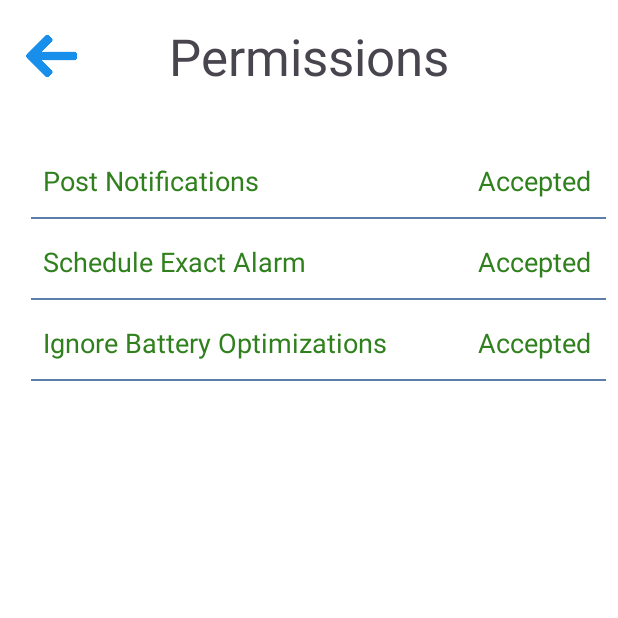
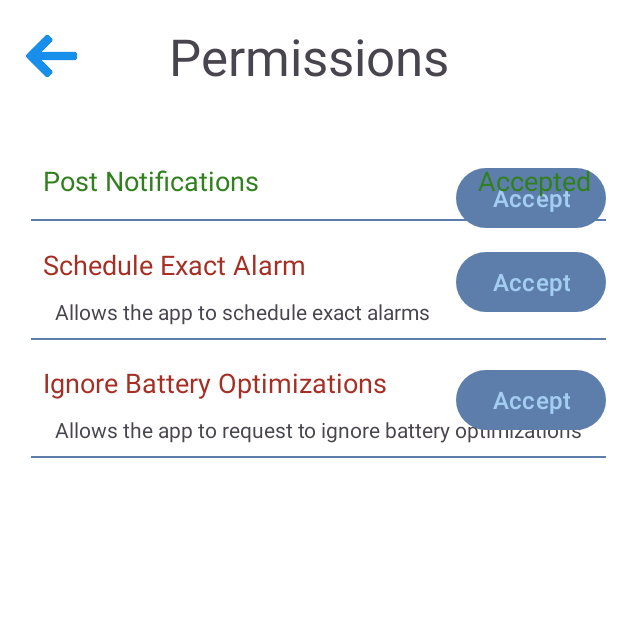
Before and after one commit to ChrisGalHur/TareApp, an Android app: the PreferenceActivity screen opened directly, with no data from a screen before it, after a tap on "Permissions", on a phone screen of 412 x 824 dp, the top half of it. Run offline under Robolectric (Android 15) with nearby library versions, the phone set to English and light mode, and no system bars.

Commit message:
permissions are updated correctly

```diff
--- a/app/src/main/java/com/chrisgalhur/tareapp/entity/Permission.java
+++ b/app/src/main/java/com/chrisgalhur/tareapp/entity/Permission.java
@@ -2,9 +2,11 @@ package com.chrisgalhur.tareapp.entity;
 
 public class Permission {
 
-    String name;
-    String description;
-    String realName;
+    private String name;
+    private String description;
+    private String realName;
+    private boolean isGranted;
+
 
     public Permission(String name, String description, String realName) {
         this.name = name;
@@ -23,4 +25,12 @@ public class Permission {
     public String getRealName() {
         return realName;
     }
+
+    public boolean isGranted() {
+        return isGranted;
+    }
+
+    public void setGranted(boolean isGranted) {
+        this.isGranted = isGranted;
+    }
 }
--- a/app/src/main/java/com/chrisgalhur/tareapp/presenter/PermissionPresenterImpl.java
+++ b/app/src/main/java/com/chrisgalhur/tareapp/presenter/PermissionPresenterImpl.java
@@ -1,13 +1,32 @@
 package com.chrisgalhur.tareapp.presenter;
 
+import android.content.Context;
+
+import com.chrisgalhur.tareapp.entity.Permission;
 import com.chrisgalhur.tareapp.presenter.interf.PermissionPresenter;
+import com.chrisgalhur.tareapp.util.PermissionHelper;
 import com.chrisgalhur.tareapp.view.PermissionView;
+
+import java.util.List;
 
 public class PermissionPresenterImpl implements PermissionPresenter {
 
     private PermissionView view;
+    private PermissionHelper permissionHelper;
+    private List<Permission> permissions;
 
-    public PermissionPresenterImpl(PermissionView view) {
+    public PermissionPresenterImpl(PermissionView view, Context context, List<Permission> permissions) {
         this.view = view;
+        this.permissionHelper = new PermissionHelper(context);
+        this.permissions = permissions;
+    }
+
+    @Override
+    public void updatePermissionsStatus() {
+        for (Permission permission : permissions) {
+            boolean isGranted = permissionHelper.isPermissionGranted(permission.getRealName());
+            permission.setGranted(isGranted);
+        }
+        view.refreshPermissionsList();
     }
 }
--- a/app/src/main/java/com/chrisgalhur/tareapp/presenter/interf/PermissionPresenter.java
+++ b/app/src/main/java/com/chrisgalhur/tareapp/presenter/interf/PermissionPresenter.java
@@ -1,4 +1,5 @@
 package com.chrisgalhur.tareapp.presenter.interf;
 
 public interface PermissionPresenter {
+    void updatePermissionsStatus();
 }
--- a/app/src/main/java/com/chrisgalhur/tareapp/ui/activity/MainActivity.java
+++ b/app/src/main/java/com/chrisgalhur/tareapp/ui/activity/MainActivity.java
@@ -70,7 +70,7 @@ public class MainActivity extends BaseActivity implements MainView {
         });
 
         //ACTIVITY WORKING
-        startActivity(new Intent(MainActivity.this, PermissionActivity.class));
+        //startActivity(new Intent(MainActivity.this, PermissionActivity.class));
 
         // PERMISSIONS
         requestPermissionLauncher = registerForActivityResult(new ActivityResultContracts.RequestPermission(), isGranted -> {
--- a/app/src/main/java/com/chrisgalhur/tareapp/ui/activity/PermissionActivity.java
+++ b/app/src/main/java/com/chrisgalhur/tareapp/ui/activity/PermissionActivity.java
@@ -12,6 +12,7 @@ import androidx.recyclerview.widget.RecyclerView;
 
 import com.chrisgalhur.tareapp.R;
 import com.chrisgalhur.tareapp.entity.Permission;
+import com.chrisgalhur.tareapp.presenter.PermissionPresenterImpl;
 import com.chrisgalhur.tareapp.presenter.interf.PermissionPresenter;
 import com.chrisgalhur.tareapp.ui.adapter.PermissionAdapter;
 import com.chrisgalhur.tareapp.util.BaseActivity;
@@ -22,11 +23,12 @@ import java.util.List;
 
 public class PermissionActivity extends BaseActivity implements PermissionView {
 
-    private List<Permission> permissions;
+    private List<Permission> permissions = new ArrayList<>();
     private PermissionAdapter permissionAdapter;
     private PermissionPresenter presenter;
     private ImageView ivBack;
 
+    //region LIFE CYCLE
     @Override
     protected void onCreate(Bundle savedInstanceState) {
         super.onCreate(savedInstanceState);
@@ -38,7 +40,6 @@ public class PermissionActivity extends BaseActivity implements PermissionView {
             return insets;
         });
 
-        permissions = new ArrayList<>();
         permissions.add(new Permission(getString(R.string.permission_post_notifications), getString(R.string.permission_post_notifications_description), "android.permission.POST_NOTIFICATIONS"));
         permissions.add(new Permission(getString(R.string.permission_schedule_exact_alarm), getString(R.string.permission_schedule_exact_alarm_description), "android.permission.SCHEDULE_EXACT_ALARM"));
         permissions.add(new Permission(getString(R.string.permission_ignore_battery_optimizations), getString(R.string.permission_ignore_battery_optimizations_description), "android.permission.REQUEST_IGNORE_BATTERY_OPTIMIZATIONS"));
@@ -48,8 +49,21 @@ public class PermissionActivity extends BaseActivity implements PermissionView {
         permissionAdapter = new PermissionAdapter(permissions, this);
         recyclerViewPermissions.setAdapter(permissionAdapter);
 
+        presenter = new PermissionPresenterImpl(this, this, permissions);
+
         ivBack = findViewById(R.id.ivBackPermission);
 
         ivBack.setOnClickListener(v -> finish());
     }
+
+    @Override
+    protected void onResume() {
+        super.onResume();
+        presenter.updatePermissionsStatus();
+    }
+
+    @Override
+    public void refreshPermissionsList() {
+        permissionAdapter.notifyDataSetChanged();
+    }
 }
--- a/app/src/main/java/com/chrisgalhur/tareapp/ui/adapter/PermissionAdapter.java
+++ b/app/src/main/java/com/chrisgalhur/tareapp/ui/adapter/PermissionAdapter.java
@@ -2,6 +2,8 @@ package com.chrisgalhur.tareapp.ui.adapter;
 
 import android.app.Activity;
 import android.content.Context;
+import android.os.Handler;
+import android.os.Looper;
 import android.view.LayoutInflater;
 import android.view.View;
 import android.view.ViewGroup;
@@ -28,6 +30,10 @@ public class PermissionAdapter extends RecyclerView.Adapter<PermissionAdapter.Pe
         this.permissions = permissions;
         this.context = context;
         permissionHelper = new PermissionHelper(context);
+
+        for (Permission permission : permissions) {
+            permission.setGranted(permissionHelper.isPermissionGranted(permission.getRealName()));
+        }
     }
 
     @NonNull
@@ -43,6 +49,8 @@ public class PermissionAdapter extends RecyclerView.Adapter<PermissionAdapter.Pe
         holder.tvPermissionName.setText(permission.getName());
 
         updatePermissionStatus(holder, permission);
+
+        holder.btnRequestPermission.setOnClickListener(v -> requestPermission(holder, permission));
     }
 
     @Override
@@ -65,7 +73,12 @@ public class PermissionAdapter extends RecyclerView.Adapter<PermissionAdapter.Pe
                 break;
         }
 
-        updatePermissionStatus(holder, permission);
+        // Update permission status after 1 second
+        new Handler(Looper.getMainLooper()).postDelayed(new Runnable() {
+            @Override public void run() {
+                updatePermissionStatus(holder, permission);
+            }
+        }, 1000); // 1 second
     }
 
     private void updatePermissionStatus(PermissionViewHolder holder, Permission permission) {
@@ -73,18 +86,14 @@ public class PermissionAdapter extends RecyclerView.Adapter<PermissionAdapter.Pe
             holder.tvPermissionName.setTextColor(ContextCompat.getColor(context, R.color.green_ok));
             holder.tvPermissionAccepted.setVisibility(View.VISIBLE);
             holder.tvPermissionDescription.setVisibility(View.GONE);
-            holder.btnRequestPermission.setVisibility(View.GONE);
         } else {
             holder.tvPermissionName.setTextColor(ContextCompat.getColor(context, R.color.red_no_ok));
             holder.tvPermissionAccepted.setVisibility(View.GONE);
             holder.tvPermissionDescription.setText(permission.getDescription());
             holder.btnRequestPermission.setVisibility(View.VISIBLE);
             holder.btnRequestPermission.setVisibility(View.VISIBLE);
-            holder.btnRequestPermission.setOnClickListener(v -> requestPermission(holder, permission));
         }
     }
-
-
 
     public static class PermissionViewHolder extends RecyclerView.ViewHolder {
         TextView tvPermissionName;
--- a/app/src/main/java/com/chrisgalhur/tareapp/util/PermissionHelper.java
+++ b/app/src/main/java/com/chrisgalhur/tareapp/util/PermissionHelper.java
@@ -1,12 +1,14 @@
 package com.chrisgalhur.tareapp.util;
 
 import android.app.Activity;
+import android.app.AlarmManager;
 import android.content.ActivityNotFoundException;
 import android.content.Context;
 import android.content.Intent;
 import android.content.pm.PackageManager;
 import android.net.Uri;
 import android.os.Build;
+import android.os.PowerManager;
 import android.provider.Settings;
 import android.widget.Toast;
 
@@ -23,13 +25,27 @@ public class PermissionHelper {
     }
 
     public boolean isPermissionGranted(String permission) {
-        return ContextCompat.checkSelfPermission(context, permission) == PackageManager.PERMISSION_GRANTED;
+        if (permission.equals("android.permission.SCHEDULE_EXACT_ALARM")) {
+            AlarmManager alarmManager = (AlarmManager) context.getSystemService(Context.ALARM_SERVICE);
+            if (Build.VERSION.SDK_INT >= Build.VERSION_CODES.S) {
+                return alarmManager.canScheduleExactAlarms();
+            } else {
+                return ContextCompat.checkSelfPermission(context, permission) == PackageManager.PERMISSION_GRANTED;
+            }
+        } else if (permission.equals("android.permission.REQUEST_IGNORE_BATTERY_OPTIMIZATIONS")) {
+            PowerManager powerManager = (PowerManager) context.getSystemService(Context.POWER_SERVICE);
+            if (powerManager != null) {
+                return powerManager.isIgnoringBatteryOptimizations(context.getPackageName());
+            }
+        } else {
+            return ContextCompat.checkSelfPermission(context, permission) == PackageManager.PERMISSION_GRANTED;
+        }
+        return false;
     }
 
     public void requestNotificationPermission(Activity activity) {
         try {
             Intent intent;
-
             if (Build.VERSION.SDK_INT >= Build.VERSION_CODES.O) {
                 intent = new Intent(Settings.ACTION_APP_NOTIFICATION_SETTINGS)
                         .putExtra(Settings.EXTRA_APP_PACKAGE, context.getPackageName());
@@ -51,8 +67,18 @@ public class PermissionHelper {
     }
 
     public void requestIgnoreBatteryOptimizationsPermission(Activity context) {
-        Intent intent = new Intent(Settings.ACTION_REQUEST_IGNORE_BATTERY_OPTIMIZATIONS);
-        intent.setData(Uri.parse("package:" + context.getPackageName()));
-        context.startActivity(intent);
+        if (Build.VERSION.SDK_INT >= Build.VERSION_CODES.M) {
+            try {
+                Intent intent = new Intent(Settings.ACTION_REQUEST_IGNORE_BATTERY_OPTIMIZATIONS);
+                intent.setData(Uri.parse("package:" + context.getPackageName()));
+                context.startActivity(intent);
+            } catch (ActivityNotFoundException e) {
+                // Fallback: Show a message to the user or log the error
+                Toast.makeText(context, "Esta acción no es compatible en este dispositivo.", Toast.LENGTH_LONG).show();
+            }
+        } else {
+            // Manejo para versiones de Android inferiores a Marshmallow
+            Toast.makeText(context, "La optimización de batería no aplica en versiones de Android inferiores a Marshmallow.", Toast.LENGTH_LONG).show();
+        }
     }
 }
--- a/app/src/main/java/com/chrisgalhur/tareapp/view/PermissionView.java
+++ b/app/src/main/java/com/chrisgalhur/tareapp/view/PermissionView.java
@@ -2,4 +2,5 @@ package com.chrisgalhur.tareapp.view;
 
 public interface PermissionView {
 
+    void refreshPermissionsList();
 }
--- a/app/src/main/res/layout/item_permission.xml
+++ b/app/src/main/res/layout/item_permission.xml
@@ -12,7 +12,7 @@
             android:layout_height="wrap_content"
             android:textSize="18sp"
             android:paddingBottom="4dp"
-            android:text="@string/ejemplo"
+            android:text="@string/example"
             app:layout_constraintTop_toTopOf="parent"
             app:layout_constraintStart_toStartOf="parent"
             android:layout_marginStart="8dp" />
@@ -22,7 +22,7 @@
             android:layout_width="0dp"
             android:layout_height="wrap_content"
             android:textSize="14sp"
-            android:text="Ejemplo"
+            android:text="@string/example"
             app:layout_constraintStart_toStartOf="parent"
             app:layout_constraintTop_toBottomOf="@+id/tvPermissionNamePermissionItem"
             android:layout_marginStart="16dp"
--- a/app/src/main/res/values/strings.xml
+++ b/app/src/main/res/values/strings.xml
@@ -3,59 +3,54 @@
     <string name="app_name">Tareapp</string>
 
     <!-- UI -->
-    <string name="textview">TextView</string>
-    <string name="skip">Skip</string>
-    <string name="lets_start">Let\'s Start!</string>
-    <string name="hello_blank_fragment">Hello blank fragment</string>
-    <string name="omitir">Omitir</string>
-    <string name="siguiente">Siguiente</string>
-    <string name="next">Next</string>
-    <string name="preferences">Preferences</string>
-    <string name="permissions">Permissions</string>
-    <string name="reminder">Reminder</string>
-    <string name="new_reminder">New Reminder</string>
     <string name="accept">Accept</string>
     <string name="accepted">Accepted</string>
     <string name="cancel">Cancel</string>
     <string name="date">Date</string>
+    <string name="description">Description</string>
+    <string name="example">Example</string>
+    <string name="hello_blank_fragment">Hello blank fragment</string>
+    <string name="lets_start">Let\'s Start!</string>
+    <string name="name">Name</string>
+    <string name="new_reminder">New Reminder</string>
+    <string name="next">Next</string>
+    <string name="permissions">Permissions</string>
+    <string name="preferences">Preferences</string>
+    <string name="reminder">Reminder</string>
+    <string name="select">Select</string>
+    <string name="skip">Skip</string>
     <string name="time">Time</string>
     <string name="today">Today</string>
-    <string name="select">Select</string>
-    <string name="description">Description</string>
-    <string name="name">Name</string>
 
     <!-- UI Errors -->
+    <string name="error_reminder_not_found">Reminder not found</string>
     <string name="error_time">Time is required</string>
-    <string name="error_reminder_not_found">Reminder not found</string>
 
     <!-- Java -->
-    <string name="extra_reminder_id">reminderId</string>
     <string name="delete">Delete</string>
     <string name="delete_reminder">Delete Reminder</string>
+    <string name="extra_reminder_id">reminderId</string>
+    <string name="success_reminder_deleted">Reminder Deleted</string>
+    <string name="success_reminder_saved">Reminder Saved</string>
+    <string name="success_reminder_updated">Reminder updated</string>
+    <string name="title_edit_reminder">Edit Reminder</string>
     <string name="title_new_reminder">New Reminder</string>
-    <string name="title_edit_reminder">Edit Reminder</string>
-    <string name="success_reminder_saved">Reminder Saved</string>
-    <string name="success_reminder_deleted">Reminder Deleted</string>
-    <string name="success_reminder_updated">Reminder updated</string>
         <!-- Permissions -->
+    <string name="permission_ignore_battery_optimizations">Ignore Battery Optimizations</string>
+    <string name="permission_ignore_battery_optimizations_description">Allows the app to request to ignore battery optimizations</string>
     <string name="permission_post_notifications">Post Notifications</string>
     <string name="permission_post_notifications_description">Allows the app to post notifications</string>
     <string name="permission_schedule_exact_alarm">Schedule Exact Alarm</string>
     <string name="permission_schedule_exact_alarm_description">Allows the app to schedule exact alarms</string>
-    <string name="permission_ignore_battery_optimizations">Ignore Battery Optimizations</string>
-    <string name="permission_ignore_battery_optimizations_description">Allows the app to request to ignore battery optimizations</string>
         <!-- Errors -->
+    <string name="address_accept_notifications">Go to app settings and accept notifications</string>
     <string name="configuration_screen_not_open">Could not open the configuration screen.</string>
-    <string name="address_accept_notifications">Go to app settings and accept notifications</string>
-
-
 
     <!-- Notifications -->
+    <string name="about_app">About app</string>
     <string name="channel_reminder">Reminder Channel</string>
     <string name="channel_reminder_notifications">Channel for reminder notifications</string>
+    <string name="general">General</string>
     <string name="schedule_alarm">Schedule Alarm</string>
-    <string name="general">General</string>
-    <string name="about_app">About app</string>
-    <string name="ejemplo">Ejemplo</string>
 
 </resources>
```
